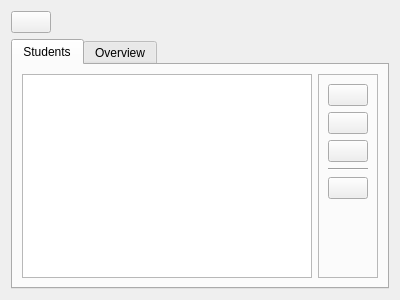
Above: ui/widgets/classcontrols.ui from Open-Typer/ClassMonitor before the change. Below: the same form after it.
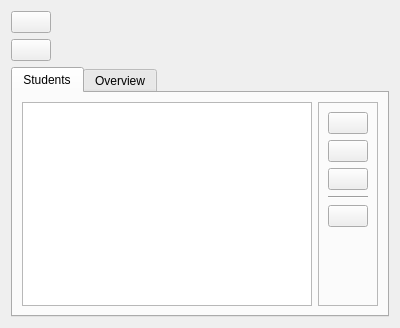
That is the form after the change. Icons and pictures are not drawn.

Commit message: ui: classcontrols: Add load exercise button

```diff
--- a/ui/widgets/classcontrols.ui
+++ b/ui/widgets/classcontrols.ui
@@ -7,14 +7,14 @@
     <x>0</x>
     <y>0</y>
     <width>400</width>
-    <height>300</height>
+    <height>328</height>
    </rect>
   </property>
   <property name="windowTitle">
    <string notr="true"/>
   </property>
   <layout class="QGridLayout" name="gridLayout">
-   <item row="1" column="0">
+   <item row="2" column="0">
     <widget class="QTabWidget" name="tabWidget">
      <property name="currentIndex">
       <number>0</number>
@@ -340,6 +340,56 @@
      </property>
     </widget>
    </item>
+   <item row="1" column="0" alignment="Qt::AlignLeft">
+    <widget class="QFrame" name="toolBar">
+     <property name="frameShape">
+      <enum>QFrame::NoFrame</enum>
+     </property>
+     <property name="frameShadow">
+      <enum>QFrame::Plain</enum>
+     </property>
+     <layout class="QHBoxLayout" name="horizontalLayout">
+      <property name="leftMargin">
+       <number>0</number>
+      </property>
+      <property name="topMargin">
+       <number>0</number>
+      </property>
+      <property name="rightMargin">
+       <number>0</number>
+      </property>
+      <property name="bottomMargin">
+       <number>0</number>
+      </property>
+      <item>
+       <widget class="QPushButton" name="loadExerciseButton">
+        <property name="sizePolicy">
+         <sizepolicy hsizetype="Fixed" vsizetype="Fixed">
+          <horstretch>0</horstretch>
+          <verstretch>0</verstretch>
+         </sizepolicy>
+        </property>
+        <property name="toolTip">
+         <string>Load exercise</string>
+        </property>
+        <property name="text">
+         <string notr="true"/>
+        </property>
+        <property name="icon">
+         <iconset resource="../../res.qrc">
+          <normaloff>:/res/images/paper.png</normaloff>:/res/images/paper.png</iconset>
+        </property>
+        <property name="iconSize">
+         <size>
+          <width>36</width>
+          <height>36</height>
+         </size>
+        </property>
+       </widget>
+      </item>
+     </layout>
+    </widget>
+   </item>
   </layout>
  </widget>
  <resources>
```
